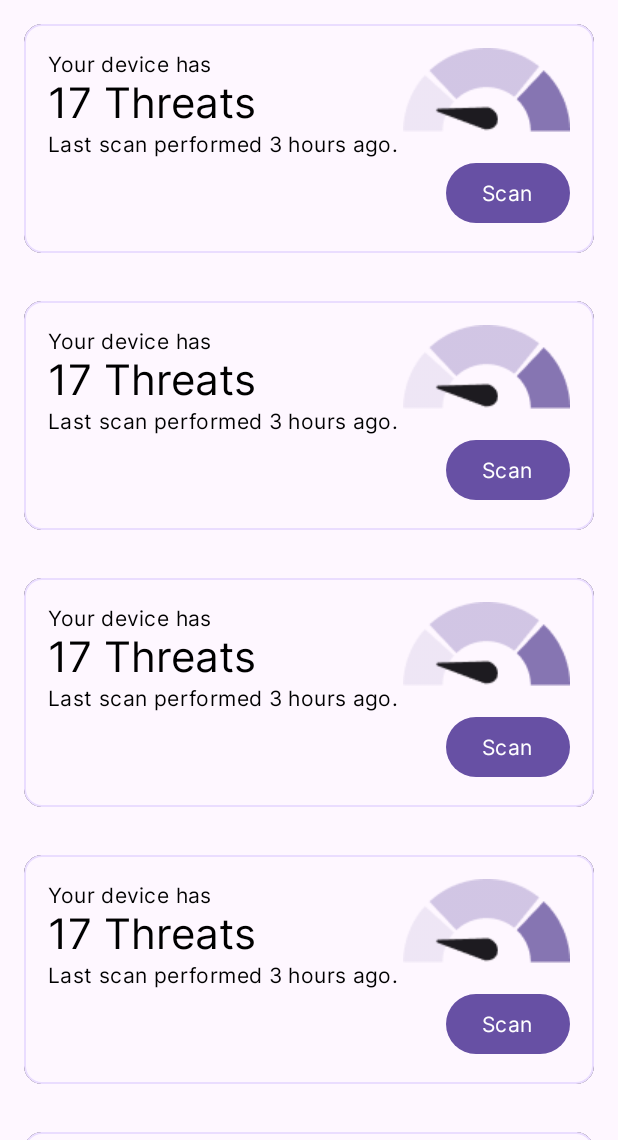
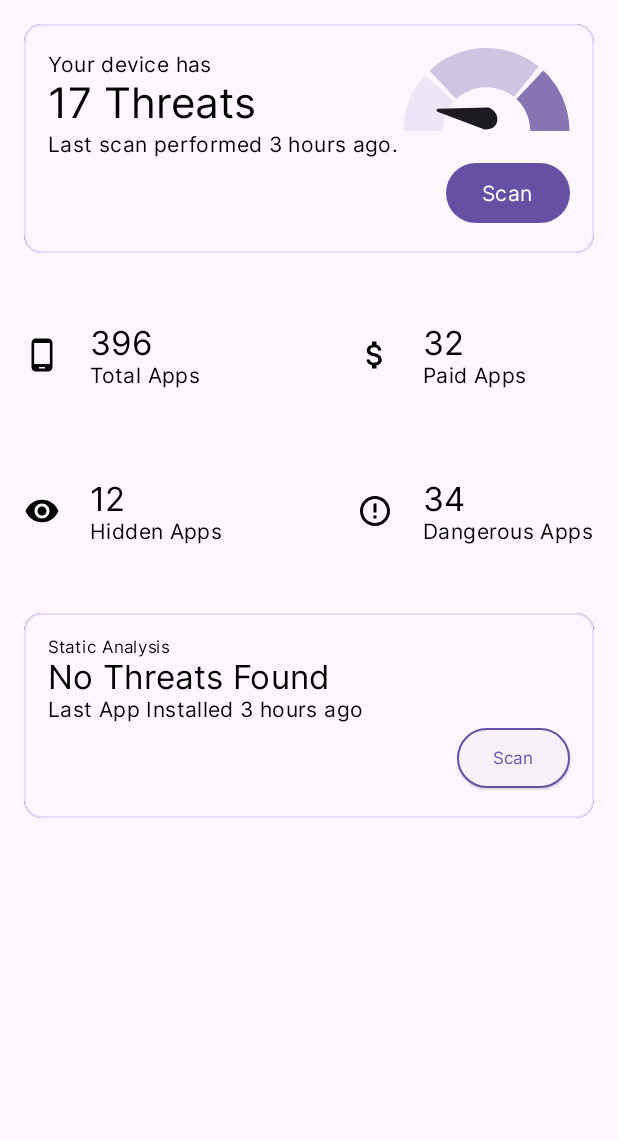
Before and after one commit to AmreshSinha/SecureNet, an Android app built with Jetpack Compose: the screen it shows after launch (MainActivity), on a phone screen of 412 x 824 dp, the part 96-1236 px from its top. Run offline under Robolectric (Android 15) with nearby library versions, the phone set to English and light mode, and no system bars.

Commit message:
home page without donut

```diff
--- /dev/null
+++ b/app/src/main/java/com/securenaut/securenet/components/HomeAppCountCard.kt
@@ -0,0 +1,176 @@
+package com.securenaut.securenet.components
+
+import androidx.compose.foundation.Image
+import androidx.compose.foundation.layout.Arrangement
+import androidx.compose.foundation.layout.Column
+import androidx.compose.foundation.layout.Row
+import androidx.compose.foundation.layout.fillMaxWidth
+import androidx.compose.foundation.layout.padding
+import androidx.compose.material3.Icon
+import androidx.compose.material3.MaterialTheme
+import androidx.compose.ui.unit.dp
+import androidx.compose.material3.Text
+import androidx.compose.runtime.Composable
+import androidx.compose.ui.Alignment
+import androidx.compose.ui.Modifier
+import androidx.compose.ui.graphics.Color
+import androidx.compose.ui.graphics.ColorFilter
+import androidx.compose.ui.res.painterResource
+import androidx.compose.ui.tooling.preview.Preview
+import com.securenaut.securenet.R
+import com.securenaut.securenet.ui.theme.IconColor
+import com.securenaut.securenet.ui.theme.Typography
+
+@Composable
+fun HomeAppCountCard() {
+    Row(horizontalArrangement = Arrangement.SpaceBetween, modifier = Modifier.fillMaxWidth()){
+        Column (){
+            Row(modifier = Modifier.padding(16.dp),verticalAlignment = Alignment.CenterVertically) {
+                Image(
+                    modifier = Modifier.padding(
+                        start = 0.dp,
+                        end = 20.dp,
+                        top = 24.dp,
+                        bottom = 24.dp
+                    ),
+                    painter = painterResource(id = R.drawable.baseline_phone_android_24),
+                    contentDescription = "phone icon"
+                )
+                Column {
+                    Text(text = "396", style = Typography.titleLarge)
+                    Text(text = "Total Apps", style = Typography.bodyMedium)
+                }
+            }
+            Row(modifier = Modifier.padding(16.dp),verticalAlignment = Alignment.CenterVertically) {
+                Image(
+                    modifier = Modifier.padding(
+                        start = 0.dp,
+                        end = 20.dp,
+                        top = 24.dp,
+                        bottom = 24.dp
+                    ),
+                    painter = painterResource(id = R.drawable.baseline_remove_red_eye_24),
+                    contentDescription = "phone icon"
+                )
+                Column {
+                    Text(text = "12", style = Typography.titleLarge)
+                    Text(text = "Hidden Apps", style = Typography.bodyMedium)
+                }
+            }
+        }
+        Column{
+            Row(modifier = Modifier.padding(16.dp),verticalAlignment = Alignment.CenterVertically) {
+                Image(
+                    modifier = Modifier.padding(
+                        start = 0.dp,
+                        end = 20.dp,
+                        top = 24.dp,
+                        bottom = 24.dp
+                    ),
+                    painter = painterResource(id = R.drawable.baseline_attach_money_24),
+                    contentDescription = "phone icon"
+                )
+                Column {
+                    Text(text = "32", style = Typography.titleLarge)
+                    Text(text = "Paid Apps", style = Typography.bodyMedium)
+                }
+            }
+            Row(modifier = Modifier.padding(16.dp),verticalAlignment = Alignment.CenterVertically) {
+                Image(
+                    modifier = Modifier.padding(
+                        start = 0.dp,
+                        end = 20.dp,
+                        top = 24.dp,
+                        bottom = 24.dp
+                    ),
+                    painter = painterResource(id = R.drawable.baseline_error_outline_24),
+                    contentDescription = "phone icon"
+                )
+                Column {
+                    Text(text = "34", style = Typography.titleLarge)
+                    Text(text = "Dangerous Apps", style = Typography.bodyMedium)
+                }
+            }
+        }
+    }
+}
+
+
+@Preview(showBackground = true)
+@Composable
+fun HomeAppCountCard1() {
+    Row(horizontalArrangement = Arrangement.SpaceBetween, modifier = Modifier.fillMaxWidth()){
+        Column (){
+            Row(modifier = Modifier.padding(16.dp),verticalAlignment = Alignment.CenterVertically) {
+                Icon(
+                    modifier = Modifier.padding(
+                        start = 0.dp,
+                        end = 20.dp,
+                        top = 24.dp,
+                        bottom = 24.dp
+                    ),
+                    painter = painterResource(id = R.drawable.baseline_phone_android_24),
+                    contentDescription = "phone icon",
+                    tint = IconColor
+                )
+                Column {
+                    Text(text = "396", style = Typography.titleLarge)
+                    Text(text = "Total Apps", style = Typography.bodyMedium)
+                }
+            }
+            Row(modifier = Modifier.padding(16.dp),verticalAlignment = Alignment.CenterVertically) {
+                Icon(
+                    modifier = Modifier.padding(
+                        start = 0.dp,
+                        end = 20.dp,
+                        top = 24.dp,
+                        bottom = 24.dp
+                    ),
+                    painter = painterResource(id = R.drawable.baseline_remove_red_eye_24),
+                    contentDescription = "phone icon",
+                    tint = IconColor
+                )
+                Column {
+                    Text(text = "12", style = Typography.titleLarge)
+                    Text(text = "Hidden Apps", style = Typography.bodyMedium)
+                }
+            }
+        }
+        Column{
+            Row(modifier = Modifier.padding(16.dp),verticalAlignment = Alignment.CenterVertically) {
+                Icon(
+                    modifier = Modifier.padding(
+                        start = 0.dp,
+                        end = 20.dp,
+                        top = 24.dp,
+                        bottom = 24.dp
+                    ),
+                    painter = painterResource(id = R.drawable.baseline_attach_money_24),
+                    contentDescription = "phone icon",
+                    tint = IconColor
+                )
+                Column {
+                    Text(text = "32", style = Typography.titleLarge)
+                    Text(text = "Paid Apps", style = Typography.bodyMedium)
+                }
+            }
+            Row(modifier = Modifier.padding(16.dp),verticalAlignment = Alignment.CenterVertically) {
+                Icon(
+                    modifier = Modifier.padding(
+                        start = 0.dp,
+                        end = 20.dp,
+                        top = 24.dp,
+                        bottom = 24.dp
+                    ),
+                    painter = painterResource(id = R.drawable.baseline_error_outline_24),
+                    contentDescription = "phone icon",
+                    tint = IconColor
+                )
+                Column {
+                    Text(text = "34", style = Typography.titleLarge)
+                    Text(text = "Dangerous Apps", style = Typography.bodyMedium)
+                }
+            }
+        }
+    }
+}
--- /dev/null
+++ b/app/src/main/java/com/securenaut/securenet/components/HomeStaticAnalysisCard.kt
@@ -0,0 +1,96 @@
+package com.securenaut.securenet.components
+
+import androidx.compose.foundation.BorderStroke
+import androidx.compose.foundation.border
+import androidx.compose.foundation.layout.Arrangement
+import androidx.compose.foundation.layout.Column
+import androidx.compose.foundation.layout.Row
+import androidx.compose.foundation.layout.fillMaxWidth
+import androidx.compose.foundation.layout.padding
+import androidx.compose.foundation.shape.RoundedCornerShape
+import androidx.compose.material3.ButtonDefaults
+import androidx.compose.material3.ElevatedButton
+import androidx.compose.material3.OutlinedCard
+import androidx.compose.material3.Surface
+import androidx.compose.material3.Text
+import androidx.compose.runtime.Composable
+import androidx.compose.ui.Modifier
+import androidx.compose.ui.graphics.Brush
+import androidx.compose.ui.graphics.Color
+import androidx.compose.ui.text.style.TextOverflow
+import androidx.compose.ui.tooling.preview.Preview
+import androidx.compose.ui.unit.dp
+import com.securenaut.securenet.ui.theme.CardBorder
+import com.securenaut.securenet.ui.theme.Purple
+import com.securenaut.securenet.ui.theme.Typography
+
+@Composable
+fun HomeStaticAnalysisCard() {
+    Surface(
+        modifier = Modifier
+            .fillMaxWidth()
+            .padding(horizontal = 16.dp, vertical = 16.dp)
+    ) {
+        OutlinedCard(
+            border = BorderStroke(0.5.dp, Color.Black), modifier = Modifier.border(
+                width = 1.dp, color = CardBorder, shape = RoundedCornerShape(size = 12.dp)
+            )
+        ) {
+            Column(modifier = Modifier.padding(16.dp).fillMaxWidth()) {
+                Text(text = "Static Analysis", style = Typography.labelSmall)
+                Text(text = "No Threats Found", style = Typography.titleLarge)
+                Text(
+                    text = "Last App Installed 3 hours ago",
+                    style = Typography.bodyMedium,
+                    overflow = TextOverflow.Ellipsis
+                )
+                Row(modifier = Modifier.fillMaxWidth(),horizontalArrangement = Arrangement.End) {
+                    ElevatedButton(
+                        onClick = {
+
+                        },
+                        border = BorderStroke(width = 1.dp, color = Purple)
+                    ) {
+                        Text(text = "Scan", style = Typography.labelSmall, color = Purple)
+                    }
+                }
+            }
+        }
+    }
+}
+
+@Preview
+@Composable
+fun HomeStaticAnalysisCard1() {
+    Surface(
+        modifier = Modifier
+            .fillMaxWidth()
+            .padding(horizontal = 16.dp, vertical = 16.dp)
+    ) {
+        OutlinedCard(
+            border = BorderStroke(0.5.dp, Color.Black), modifier = Modifier.border(
+                width = 1.dp, color = CardBorder, shape = RoundedCornerShape(size = 12.dp)
+            )
+        ) {
+            Column(modifier = Modifier.padding(16.dp).fillMaxWidth()) {
+                Text(text = "Static Analysis", style = Typography.labelSmall)
+                Text(text = "No Threats Found", style = Typography.titleLarge)
+                Text(
+                    text = "Last App Installed 3 hours ago",
+                    style = Typography.bodyMedium,
+                    overflow = TextOverflow.Ellipsis
+                )
+                Row(modifier = Modifier.fillMaxWidth(),horizontalArrangement = Arrangement.End) {
+                    ElevatedButton(
+                        onClick = {
+
+                        },
+                        border = BorderStroke(width = 1.dp, color = Purple)
+                    ) {
+                        Text(text = "Scan", style = Typography.labelSmall, color = Purple)
+                    }
+                }
+            }
+        }
+    }
+}
--- /dev/null
+++ b/app/src/main/java/com/securenaut/securenet/components/PrivacyDashboard.kt
@@ -0,0 +1 @@
+package com.securenaut.securenet.components
--- /dev/null
+++ b/app/src/main/java/com/securenaut/securenet/components/PrivacyDashboardDonutChart.kt
@@ -0,0 +1 @@
+package com.securenaut.securenet.components
--- a/app/src/main/java/com/securenaut/securenet/pages/HomeActivity.kt
+++ b/app/src/main/java/com/securenaut/securenet/pages/HomeActivity.kt
@@ -22,7 +22,9 @@ import androidx.navigation.NavHostController
 import androidx.navigation.compose.rememberNavController
 import androidx.navigation.findNavController
 import com.securenaut.securenet.components.HomeAppBar
+import com.securenaut.securenet.components.HomeAppCountCard
 import com.securenaut.securenet.components.HomeScanCard
+import com.securenaut.securenet.components.HomeStaticAnalysisCard
 import com.securenaut.securenet.ui.theme.SecureNetTheme
 
 @Composable
@@ -39,10 +41,8 @@ fun HomeActivity(navController: NavHostController) {
                 .padding(contentPadding)
         ) {
             HomeScanCard(navController = navController)
-            HomeScanCard(navController = navController)
-            HomeScanCard(navController = navController)
-            HomeScanCard(navController = navController)
-            HomeScanCard(navController = navController)
+            HomeAppCountCard()
+            HomeStaticAnalysisCard()
         }
     }
 }
--- a/app/src/main/java/com/securenaut/securenet/ui/theme/Color.kt
+++ b/app/src/main/java/com/securenaut/securenet/ui/theme/Color.kt
@@ -4,5 +4,6 @@ import androidx.compose.ui.graphics.Color
 
 val Black = Color.Black
 val CardBorder = Color(0xFFEADDFF)
-val Purple = Color(0x6750A4)
+val Purple = Color(0xFF6750A4)
 val White = Color.White
+val IconColor = Color(0xFF737375)
--- /dev/null
+++ b/app/src/main/res/drawable/baseline_attach_money_24.xml
@@ -0,0 +1,5 @@
+<vector android:height="24dp" android:tint="#000000"
+    android:viewportHeight="24" android:viewportWidth="24"
+    android:width="24dp" xmlns:android="http://schemas.android.com/apk/res/android">
+    <path android:fillColor="@android:color/white" android:pathData="M11.8,10.9c-2.27,-0.59 -3,-1.2 -3,-2.15 0,-1.09 1.01,-1.85 2.7,-1.85 1.78,0 2.44,0.85 2.5,2.1h2.21c-0.07,-1.72 -1.12,-3.3 -3.21,-3.81V3h-3v2.16c-1.94,0.42 -3.5,1.68 -3.5,3.61 0,2.31 1.91,3.46 4.7,4.13 2.5,0.6 3,1.48 3,2.41 0,0.69 -0.49,1.79 -2.7,1.79 -2.06,0 -2.87,-0.92 -2.98,-2.1h-2.2c0.12,2.19 1.76,3.42 3.68,3.83V21h3v-2.15c1.95,-0.37 3.5,-1.5 3.5,-3.55 0,-2.84 -2.43,-3.81 -4.7,-4.4z"/>
+</vector>
--- /dev/null
+++ b/app/src/main/res/drawable/baseline_error_outline_24.xml
@@ -0,0 +1,5 @@
+<vector android:height="24dp" android:tint="#000000"
+    android:viewportHeight="24" android:viewportWidth="24"
+    android:width="24dp" xmlns:android="http://schemas.android.com/apk/res/android">
+    <path android:fillColor="@android:color/white" android:pathData="M11,15h2v2h-2zM11,7h2v6h-2zM11.99,2C6.47,2 2,6.48 2,12s4.47,10 9.99,10C17.52,22 22,17.52 22,12S17.52,2 11.99,2zM12,20c-4.42,0 -8,-3.58 -8,-8s3.58,-8 8,-8 8,3.58 8,8 -3.58,8 -8,8z"/>
+</vector>
--- /dev/null
+++ b/app/src/main/res/drawable/baseline_phone_android_24.xml
@@ -0,0 +1,5 @@
+<vector android:height="24dp" android:tint="#000000"
+    android:viewportHeight="24" android:viewportWidth="24"
+    android:width="24dp" xmlns:android="http://schemas.android.com/apk/res/android">
+    <path android:fillColor="@android:color/white" android:pathData="M16,1L8,1C6.34,1 5,2.34 5,4v16c0,1.66 1.34,3 3,3h8c1.66,0 3,-1.34 3,-3L19,4c0,-1.66 -1.34,-3 -3,-3zM14,21h-4v-1h4v1zM17.25,18L6.75,18L6.75,4h10.5v14z"/>
+</vector>
--- /dev/null
+++ b/app/src/main/res/drawable/baseline_remove_red_eye_24.xml
@@ -0,0 +1,5 @@
+<vector android:height="24dp" android:tint="#000000"
+    android:viewportHeight="24" android:viewportWidth="24"
+    android:width="24dp" xmlns:android="http://schemas.android.com/apk/res/android">
+    <path android:fillColor="@android:color/white" android:pathData="M12,4.5C7,4.5 2.73,7.61 1,12c1.73,4.39 6,7.5 11,7.5s9.27,-3.11 11,-7.5c-1.73,-4.39 -6,-7.5 -11,-7.5zM12,17c-2.76,0 -5,-2.24 -5,-5s2.24,-5 5,-5 5,2.24 5,5 -2.24,5 -5,5zM12,9c-1.66,0 -3,1.34 -3,3s1.34,3 3,3 3,-1.34 3,-3 -1.34,-3 -3,-3z"/>
+</vector>
--- /dev/null
+++ b/app/src/main/res/drawable/threat_low.xml
@@ -0,0 +1,20 @@
+<vector xmlns:android="http://schemas.android.com/apk/res/android"
+    android:width="111dp"
+    android:height="56dp"
+    android:viewportWidth="111"
+    android:viewportHeight="56">
+  <path
+      android:pathData="M14.63,18.13C5.36,28.33 0.22,41.62 0.23,55.4L26.34,55.4C26.34,48.11 29.06,41.09 33.96,35.7L14.63,18.13Z"
+      android:fillColor="#6750A4"
+      android:fillAlpha="0.1"/>
+  <path
+      android:pathData="M111,55.39C111,47.83 109.45,40.35 106.45,33.41C103.45,26.47 99.06,20.22 93.56,15.04L75.66,34.07C78.57,36.8 80.89,40.11 82.48,43.77C84.06,47.44 84.88,51.39 84.88,55.39H111Z"
+      android:fillColor="#8675B2"/>
+  <path
+      android:pathData="M90.47,12.34C80.05,3.9 66.92,-0.47 53.52,0.04C40.12,0.55 27.36,5.9 17.61,15.1L35.53,34.1C40.68,29.23 47.43,26.41 54.51,26.14C61.59,25.87 68.52,28.18 74.03,32.64L90.47,12.34Z"
+      android:fillColor="#6750A4"
+      android:fillAlpha="0.3"/>
+  <path
+      android:pathData="M53.95,54.1L23,42.45C21.98,42.06 22.23,40.54 23.33,40.51L56.31,39.6C56.72,39.59 57.13,39.65 57.51,39.81C59.87,40.84 63.52,43.67 62.87,48.52C62.2,53.52 57.44,54.45 54.77,54.28C54.49,54.27 54.21,54.2 53.95,54.1Z"
+      android:fillColor="#1D1B20"/>
+</vector>
```
Also changed, not shown: app/src/main/res/drawable/threat_high.xml (added, +20 -0 lines), app/src/main/res/drawable/threat_mid.xml (added, +20 -0 lines), app/src/main/res/drawable/threat_high.png (deleted), app/src/main/res/drawable/threat_low.png (deleted), app/src/main/res/drawable/threat_mid.png (deleted).
